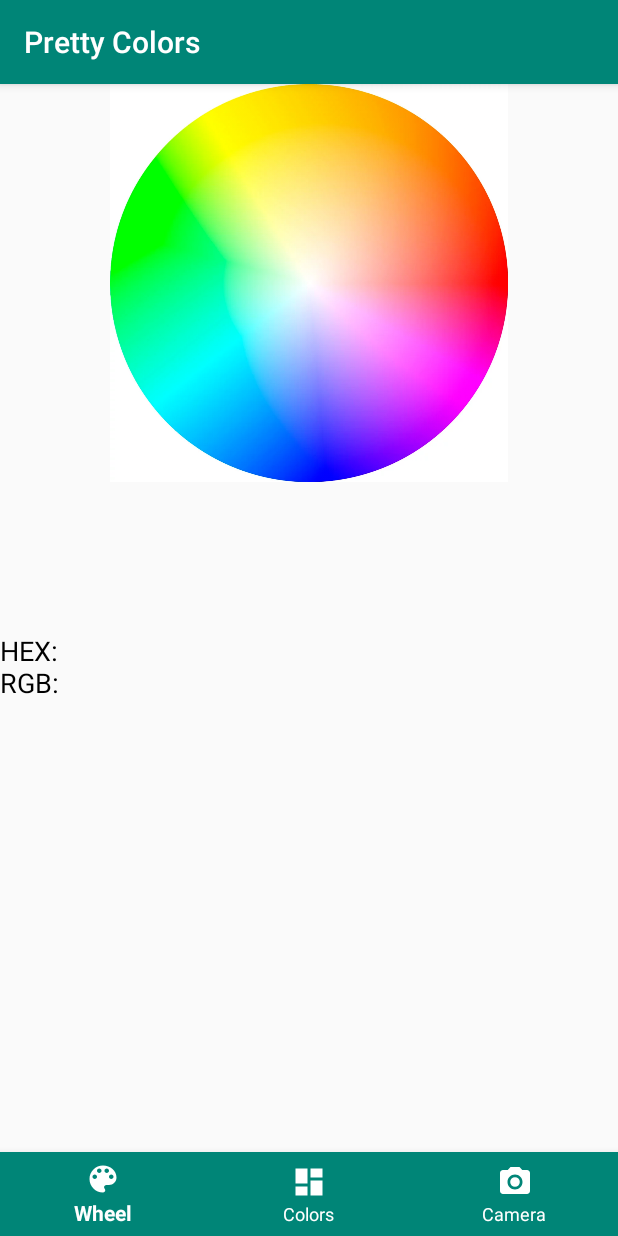
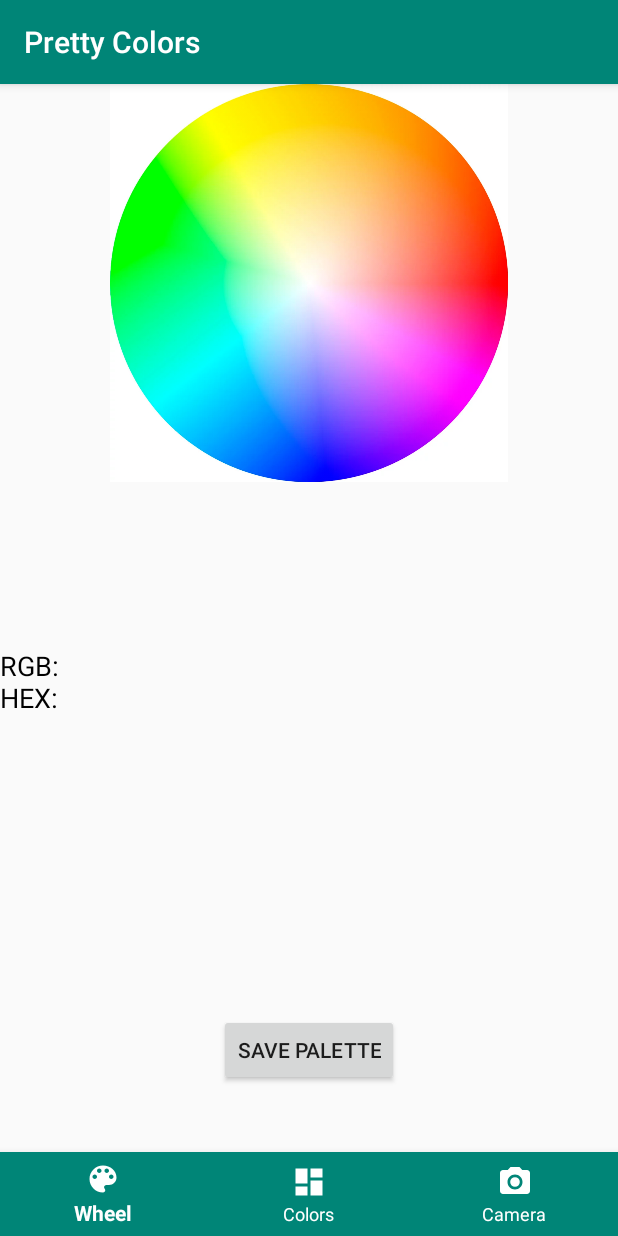
Before and after one commit to VishBK/PrettyColors, an Android app: the fragment WheelFragment placed in its activity, on a phone screen of 412 x 824 dp. Run offline under Robolectric (Android 15) with nearby library versions, the phone set to English and light mode, and no system bars.

Commit message:
Added Palettes Class

```diff
--- a/app/src/main/java/com/example/vishk/prettycolors/ColorsFragment.java
+++ b/app/src/main/java/com/example/vishk/prettycolors/ColorsFragment.java
@@ -6,11 +6,16 @@ import android.view.LayoutInflater;
 import android.view.View;
 import android.view.ViewGroup;
 
+import java.util.ArrayList;
+import java.util.List;
+
 
 /**
  * A simple {@link Fragment} subclass.
  */
 public class ColorsFragment extends Fragment {
+
+    private static List<Palette> palettes;
 
     public ColorsFragment() {
         // Required empty public constructor
@@ -20,6 +25,11 @@ public class ColorsFragment extends Fragment {
     public View onCreateView(LayoutInflater inflater, ViewGroup container,
                              Bundle savedInstanceState) {
         // Inflate the layout for this fragment
+        palettes = new ArrayList<>();
         return inflater.inflate(R.layout.fragment_colors, container, false);
     }
+
+    public static void addPalette(Palette palette) {
+        palettes.add(palette);
+    }
 }
--- a/app/src/main/java/com/example/vishk/prettycolors/WheelFragment.java
+++ b/app/src/main/java/com/example/vishk/prettycolors/WheelFragment.java
@@ -7,11 +7,13 @@ import android.graphics.Color;
 import android.graphics.Paint;
 import android.os.Bundle;
 import android.support.v4.app.Fragment;
+import android.util.Log;
 import android.view.LayoutInflater;
 import android.view.MotionEvent;
 import android.view.SurfaceHolder;
 import android.view.View;
 import android.view.ViewGroup;
+import android.widget.Button;
 import android.widget.ImageView;
 import android.widget.TextView;
 
@@ -25,15 +27,12 @@ public class WheelFragment extends Fragment implements View.OnTouchListener {
     private TextView mHexResult;
     private View mColorView1, mColorView2, mColorView3;
     private Bitmap bitmap;
-
-    private final SurfaceHolder mHolder;
-    private final Paint paint = new Paint(Paint.ANTI_ALIAS_FLAG);
+    private Button saveButton;
+    private float[] hsv1, hsv2, hsv3;
+    public Palette palette;
 
     public WheelFragment() {
         // Required empty public constructor
-        surfaceHolder = getHolder();
-        paint.setColor(Color.RED);
-        paint.setStyle(Paint.Style.FILL);
     }
 
     @SuppressLint("ClickableViewAccessibility")
@@ -48,9 +47,17 @@ public class WheelFragment extends Fragment implements View.OnTouchListener {
         mColorView1 = v.findViewById(R.id.colorView1);
         mColorView2 = v.findViewById(R.id.colorView2);
         mColorView3 = v.findViewById(R.id.colorView3);
+        saveButton = v.findViewById(R.id.saveColors);
 
         mImageView.setDrawingCacheEnabled(true);
         mImageView.buildDrawingCache(true);
+
+        saveButton.setOnClickListener(new View.OnClickListener() {
+            public void onClick(View v) {
+                palette = new Palette(hsv1, hsv2, hsv3, "");
+                ColorsFragment.addPalette(palette);
+            }
+        });
 
         mImageView.setOnTouchListener(new View.OnTouchListener() {
             @Override
@@ -65,23 +72,24 @@ public class WheelFragment extends Fragment implements View.OnTouchListener {
                     int g = Color.green(pixel);
                     int b = Color.blue(pixel);
 
-                    float[] hsv = new float[3];
-                    Color.RGBToHSV(r, g, b, hsv);
+                    hsv1 = new float[3];
+                    hsv2 = new float[3];
+                    hsv3 = new float[3];
+                    Color.RGBToHSV(r, g, b, hsv1);
+                    Color.RGBToHSV(r, g, b, hsv2);
+                    Color.RGBToHSV(r, g, b, hsv3);
+
+                    hsv2[0] = (hsv2[0] + 120) % 360;
+                    hsv3[0] = (hsv3[0] + 240) % 360;
 
                     //getting HEX value
                     String hex = "\nHEX: #" + Integer.toHexString(pixel);
 
                     mHexResult.setText("RGB: " + r + ", " + g + ", " + b + hex);
-                    mColorView1.setBackgroundColor(Color.rgb(r, g, b));
-                    hsv[0] = (hsv[0] + 120) % 360;
-                    mColorView2.setBackgroundColor(Color.HSVToColor(hsv));
-                    hsv[0] = (hsv[0] + 120) % 360;
-                    mColorView3.setBackgroundColor(Color.HSVToColor(hsv));\
+                    mColorView1.setBackgroundColor(Color.HSVToColor(hsv1));
+                    mColorView2.setBackgroundColor(Color.HSVToColor(hsv2));
+                    mColorView3.setBackgroundColor(Color.HSVToColor(hsv3));
 
-                    Canvas canvas = surfaceHolder.lockCanvas();
-                    canvas.drawColor(Color.BLACK);
-                    canvas.drawCircle(event.getX(), event.getY(), 50, paint);
-                    surfaceHolder.unlockCanvasAndPost(canvas);
                 }
                 return true;
             }
--- a/app/src/main/res/layout/fragment_colors.xml
+++ b/app/src/main/res/layout/fragment_colors.xml
@@ -6,10 +6,6 @@
     tools:context=".ColorsFragment">
 
     <!-- TODO: Update blank fragment layout -->
-    <TextView
-        android:layout_width="match_parent"
-        android:layout_height="match_parent"
-        android:text="@string/hello_blank_fragment" />
 
     <ScrollView
         android:layout_width="match_parent"
@@ -20,5 +16,4 @@
             android:layout_height="wrap_content"
             android:orientation="vertical" />
     </ScrollView>
-
 </FrameLayout>
--- a/app/src/main/res/layout/fragment_wheel.xml
+++ b/app/src/main/res/layout/fragment_wheel.xml
@@ -4,6 +4,7 @@
     android:layout_width="match_parent"
     android:layout_height="match_parent"
     tools:context=".WheelFragment">
+
 
     <ImageView
         android:id="@+id/imageView"
@@ -18,35 +19,46 @@
         android:layout_height="wrap_content"
         android:layout_below="@+id/colorView1"
         android:layout_alignParentStart="true"
-        android:text="HEX: \nRGB:"
+        android:text="RGB: \nHEX:"
         android:textColor="#000"
         android:textSize="18sp" />
 
     <View
         android:id="@+id/colorView1"
-        android:layout_width="125dp"
+        android:layout_width="130dp"
         android:layout_height="100dp"
         android:layout_below="@+id/imageView"
-        android:layout_alignParentStart="true" />
+        android:layout_alignParentStart="true"
+        android:layout_marginStart="0dp"
+        android:layout_marginTop="10dp" />
 
     <View
         android:id="@+id/colorView2"
-        android:layout_width="125dp"
+        android:layout_width="150dp"
         android:layout_height="100dp"
         android:layout_below="@+id/imageView"
-        android:layout_alignParentStart="true"
-        android:layout_marginStart="128dp"
-        android:layout_marginTop="0dp" />
+        android:layout_marginStart="0dp"
+        android:layout_marginTop="10dp"
+        android:layout_toEndOf="@id/colorView1" />
 
     <View
         android:id="@+id/colorView3"
-        android:layout_width="125dp"
+        android:layout_width="130dp"
         android:layout_height="100dp"
         android:layout_below="@+id/imageView"
-        android:layout_alignParentStart="true"
         android:layout_alignParentEnd="true"
-        android:layout_marginStart="259dp"
-        android:layout_marginTop="0dp"
-        android:layout_marginEnd="0dp" />
+        android:layout_marginStart="0dp"
+        android:layout_marginTop="10dp"
+        android:layout_marginEnd="0dp"
+        android:layout_toEndOf="@id/colorView2" />
+
+    <Button
+        android:id="@+id/saveColors"
+        android:layout_width="wrap_content"
+        android:layout_height="wrap_content"
+        android:layout_alignParentBottom="true"
+        android:layout_centerHorizontal="true"
+        android:layout_marginBottom="100dp"
+        android:text="Save Palette" />
 
 </RelativeLayout>
```
Also changed, not shown: app/src/main/java/com/example/vishk/prettycolors/Palette.java (added, +30 -0 lines).
